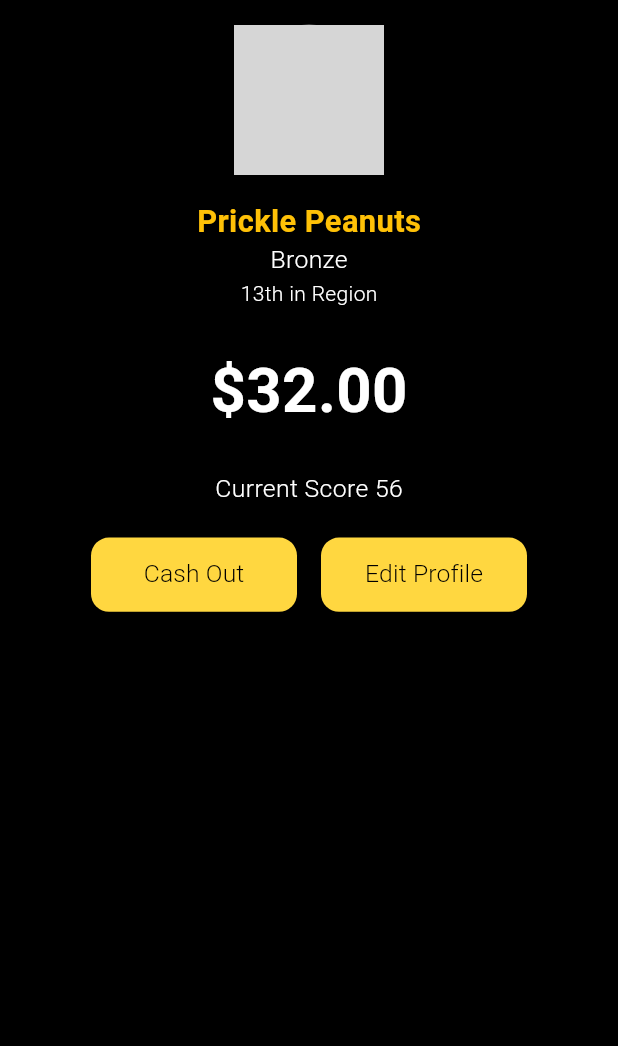
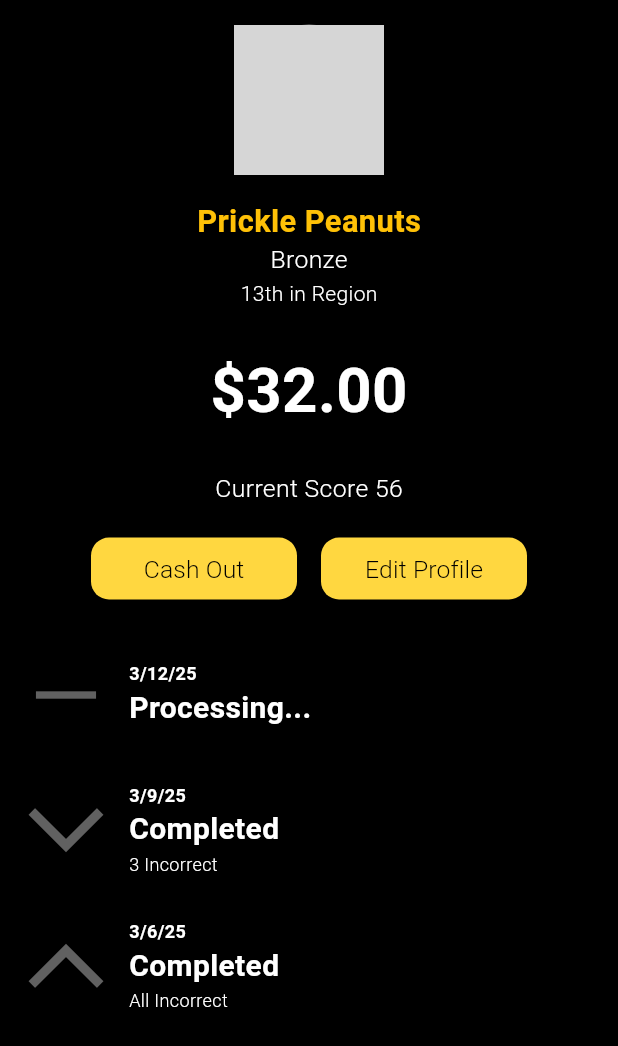
Before and after one commit to rakeers9/summit, a Flutter app: the UserProfile screen opened directly, on a phone screen of 412 x 824 dp. Shown: the top 1046 px of the screen. Run offline on Flutter 3.47's test engine with Material 3 defaults, Android fonts, the light colour scheme and no system bars; missing offline and left inert: carousel_slider_plus; network calls fail; grey boxes are pictures that could not be loaded.

Commit message:
profile.dart v1 completed home.dart v1 completed

```diff
--- a/boilermakexii_2/lib/profile.dart
+++ b/boilermakexii_2/lib/profile.dart
@@ -1,3 +1,5 @@
+import 'dart:math';
+
 import 'package:flutter/material.dart';
 
 class UserProfile extends StatelessWidget {
@@ -80,14 +82,14 @@ class UserProfile extends StatelessWidget {
                     padding: const EdgeInsets.symmetric(horizontal: 8.0, vertical: 20),
                     child: SizedBox(
                       width: size.width/3,
-                      height: size.height * 0.06,
+                      height: size.height * 0.05,
                       child: ElevatedButton(
                         style: ElevatedButton.styleFrom(
                           shape: RoundedRectangleBorder(
                             borderRadius: BorderRadius.circular(12),
                           ),
                           backgroundColor: Colors.amberAccent,
-                          padding: EdgeInsets.symmetric(horizontal: 20, vertical: 12),
+                          padding: EdgeInsets.symmetric(horizontal: 20, vertical: 10),
                         ),
                         onPressed: () {
 
@@ -107,14 +109,14 @@ class UserProfile extends StatelessWidget {
                     padding: const EdgeInsets.symmetric(horizontal: 8.0, vertical: 20),
                     child: SizedBox(
                       width: size.width/3,
-                      height: size.height * 0.06,
+                      height: size.height * 0.05,
                       child: ElevatedButton(
                         style: ElevatedButton.styleFrom(
                           shape: RoundedRectangleBorder(
                             borderRadius: BorderRadius.circular(12),
                           ),
                           backgroundColor: Colors.amberAccent,
-                          padding: EdgeInsets.symmetric(horizontal: 20, vertical: 12),
+                          padding: EdgeInsets.symmetric(horizontal: 20, vertical: 10),
                         ),
                         onPressed: () {
 
@@ -131,7 +133,10 @@ class UserProfile extends StatelessWidget {
                     ),
                   ),
                 ],
-              )
+              ),
+              ProfileInfoCard(line1: "Processing...", line2: "0",arrow: 0, date: "3/12/25",),
+              ProfileInfoCard(line1: "Completed", line2: "3 Incorrect", arrow: -1, date: "3/9/25",),
+              ProfileInfoCard(line1: "Completed", line2: "All Incorrect", arrow: 1, date: "3/6/25",)
             ],
           ),
         ),
@@ -139,3 +144,60 @@ class UserProfile extends StatelessWidget {
     );
   }
 }
+
+class ProfileInfoCard extends StatelessWidget {
+  final String line1;
+  final String line2;
+  final int arrow;
+  final String date;
+
+  const ProfileInfoCard({
+    super.key,
+    required this.line1,
+    required this.line2,
+    required this.arrow,
+    required this.date,
+  });
+
+  @override
+  Widget build(BuildContext context) {
+    double angle = 0;
+    IconData icons = Icons.horizontal_rule_sharp;
+    if (arrow < 0) {
+      icons = Icons.arrow_forward_ios_sharp;
+      angle = pi * 90 / 180;
+    } else if (arrow > 0) {
+      icons = Icons.arrow_forward_ios_sharp;
+      angle = pi * -90 / 180;
+    }
+
+    return Card(
+      color: Colors.black,
+      elevation: 0,
+      child: Padding(
+        padding: const EdgeInsets.all(10.0),
+        child: Row(
+          children: [
+            Transform.rotate(
+              angle: angle,
+              child: Icon(
+                icons,
+                size: 60,
+                color: Colors.grey[700],
+              ),
+            ),
+            SizedBox(width: 12),
+            Column(
+              crossAxisAlignment: CrossAxisAlignment.start,
+              children: [
+                Text(date, style: TextStyle(color: Colors.white, fontSize: 12, fontWeight: FontWeight.bold)),
+                Text(line1, style: TextStyle(color: Colors.white, fontSize: 20, fontWeight: FontWeight.bold)),
+                Visibility(visible: arrow != 0, child: Text(line2, style: TextStyle(color: Colors.white, fontSize: 12, fontWeight: FontWeight.w300))),
+              ],
+            ),
+          ],
+        ),
+      ),
+    );
+  }
+}
```
